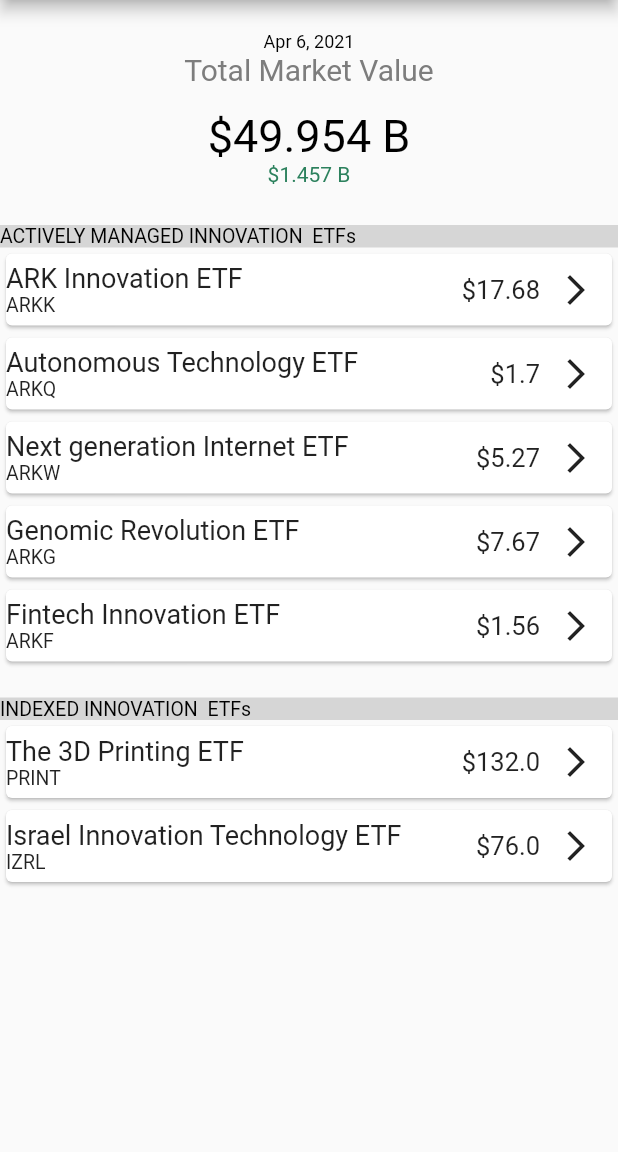
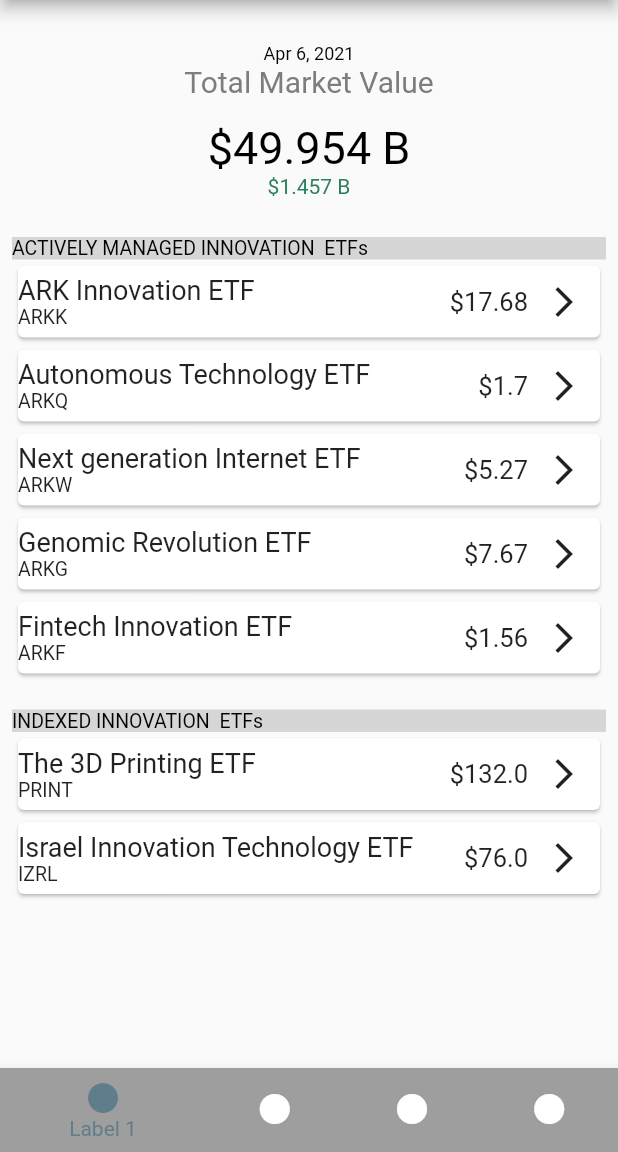
Before and after one commit to ajmal017/ARK-Funds, a Flutter app: the screen it shows after launch, on a phone screen of 412 x 824 dp, the part 84-1236 px from its top. Run offline on Flutter 3.47's test engine with Material 2 defaults, Android fonts, the phone set to English and light mode, and no system bars.

Commit message:
added bottom navigation bar to the app

```diff
--- a/lib/main.dart
+++ b/lib/main.dart
@@ -1,7 +1,8 @@
-import 'package:arkfundsapp/widgets/custom_list_view.dart';
-import 'package:arkfundsapp/widgets/intoduction.dart';
 import 'package:flutter/material.dart';
-import 'package:intl/intl.dart';
+
+import './screens/bottom_tab_screen.dart';
+import './widgets/custom_list_view.dart';
+import './widgets/intoduction.dart';
 import './dummy_data.dart';
 
 void main() => runApp(ArkFundsLAndingPage());
@@ -31,7 +32,9 @@ class _MyHomePageState extends State<MyHomePage> {
       appBar: AppBar(
         title: Text('ARK - Funds'),
       ),
-      body: Column(
+      body: Padding(
+        padding: const EdgeInsets.all(8.0),
+        child: Column(
           crossAxisAlignment: CrossAxisAlignment.start,
           children: [
             Introduction(150),
@@ -61,6 +64,8 @@ class _MyHomePageState extends State<MyHomePage> {
             CustomListView(DUMMY_CATEGORIES2, 120),
           ],
         ),
+      ),
+      bottomNavigationBar: BottomTabBar(),
     );
   }
 }
--- /dev/null
+++ b/lib/screens/bottom_tab_screen.dart
@@ -0,0 +1,49 @@
+import 'package:flutter/material.dart';
+
+class BottomTabBar extends StatefulWidget {
+  @override
+  _BottomTabBarState createState() => _BottomTabBarState();
+}
+
+class _BottomTabBarState extends State<BottomTabBar> {
+  int _selectedPageIndex = 0;
+  void _selectPage(int index) {
+    setState(() {
+      _selectedPageIndex = index;
+    });
+  }
+
+  @override
+  Widget build(BuildContext context) {
+    return BottomNavigationBar(
+      onTap: null,
+      backgroundColor: Colors.grey[300],
+      unselectedItemColor: Colors.white,
+      selectedItemColor: Colors.blueGrey,
+      currentIndex: _selectedPageIndex,
+      type: BottomNavigationBarType.shifting,
+      items: [
+        BottomNavigationBarItem(
+          backgroundColor: Theme.of(context).primaryColor,
+          icon: Icon(Icons.circle),
+          title: Text('Label 1'),
+        ),
+        BottomNavigationBarItem(
+          backgroundColor: Theme.of(context).primaryColor,
+          icon: Icon(Icons.circle),
+          title: Text('Label 2'),
+        ),
+        BottomNavigationBarItem(
+          backgroundColor: Theme.of(context).primaryColor,
+          icon: Icon(Icons.circle),
+          title: Text('Label 3'),
+        ),
+        BottomNavigationBarItem(
+          backgroundColor: Theme.of(context).primaryColor,
+          icon: Icon(Icons.circle),
+          title: Text('Label 4'),
+        ),
+      ],
+    );
+  }
+}
```
Lines whose indentation alone changed are shown as unchanged.
